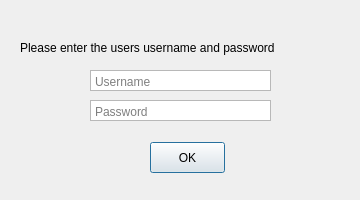
The window that adduser.ui (TomFanella4/IRCClient) describes before a commit, drawn with Qt 5.
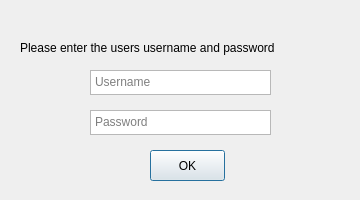
The same window after the commit.

The edit to the form file:
```diff
--- a/adduser.ui
+++ b/adduser.ui
@@ -19,7 +19,7 @@
      <x>90</x>
      <y>70</y>
      <width>181</width>
-     <height>21</height>
+     <height>25</height>
     </rect>
    </property>
    <property name="verticalScrollBarPolicy">
@@ -45,9 +45,9 @@
    <property name="geometry">
     <rect>
      <x>90</x>
-     <y>100</y>
+     <y>110</y>
      <width>181</width>
-     <height>21</height>
+     <height>25</height>
     </rect>
    </property>
    <property name="verticalScrollBarPolicy">
@@ -91,7 +91,7 @@
    <property name="geometry">
     <rect>
      <x>150</x>
-     <y>142</y>
+     <y>150</y>
      <width>75</width>
      <height>31</height>
     </rect>
```
